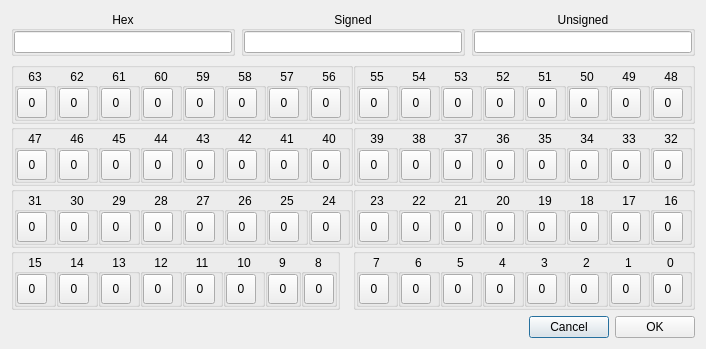
This is dialogbits8.ui in horsicq/Controls as Qt 5 draws it before an edit. The edited form follows.
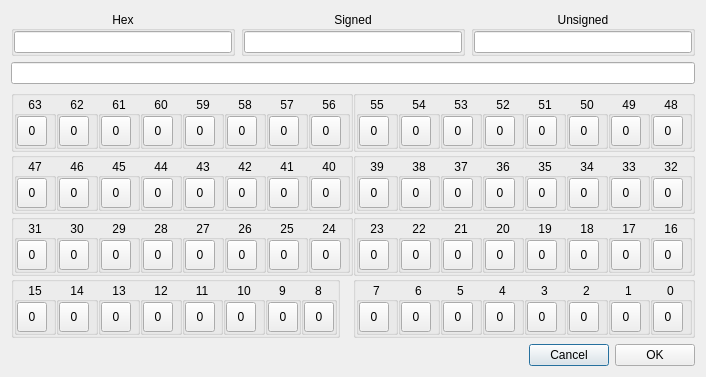
This is the edited form.

```diff
--- a/dialogbits8.ui
+++ b/dialogbits8.ui
@@ -9,8 +9,8 @@
    <rect>
     <x>0</x>
     <y>0</y>
-    <width>569</width>
-    <height>330</height>
+    <width>576</width>
+    <height>336</height>
    </rect>
   </property>
   <property name="windowTitle">
@@ -117,6 +117,13 @@
      </item>
     </layout>
    </item>
+   <item>
+    <widget class="QLineEdit" name="lineEditBin">
+     <property name="alignment">
+      <set>Qt::AlignCenter</set>
+     </property>
+    </widget>
+   </item>
    <item>
     <layout class="QHBoxLayout" name="horizontalLayout_3">
      <item>
```
